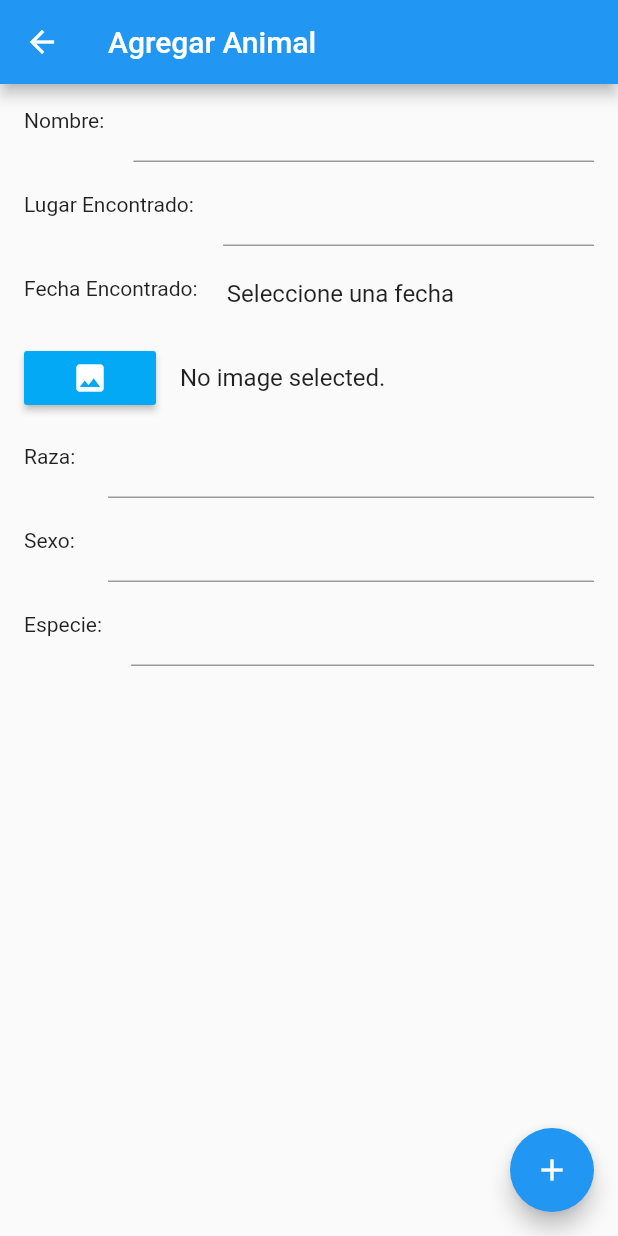
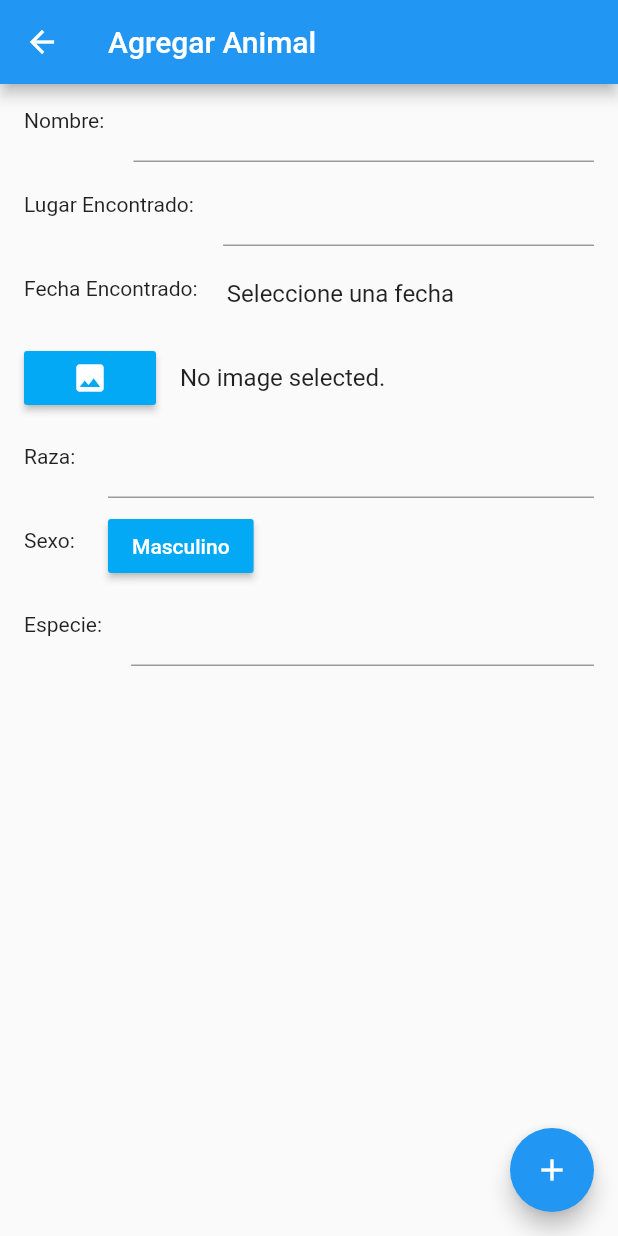
Before and after one commit to MateSape/Bicheros-FrontMobile, a Flutter app: the AddAnimalPage screen opened directly, on a phone screen of 412 x 824 dp. Run offline on Flutter 3.47's test engine with Material 2 defaults, Android fonts, the phone set to English and light mode, and no system bars; our stand-ins replace dio, flutter_spinkit, image_picker; network calls fail.

```diff
--- a/lib/AddAnimalPage.dart
+++ b/lib/AddAnimalPage.dart
@@ -5,7 +5,7 @@ import 'package:image_picker/image_picker.dart';
 import 'package:dio/dio.dart';
 
 BaseOptions options = new BaseOptions(
-  baseUrl: "http:///192.168.100.235:8000/api/",
+  baseUrl: "http:///192.168.0.21:8000/api/",
 
 );
 
@@ -23,7 +23,7 @@ class AddAnimalPageState extends State<AddAnimalPage>{
   DateTime dateFounded;
   var placeFounded = new TextEditingController();
   var species = new TextEditingController();
-  var gender = new TextEditingController();
+  var gender = false;
 
   Future getImage() async {
     var image2 = await ImagePicker.pickImage(source: ImageSource.gallery);
@@ -70,7 +70,24 @@ class AddAnimalPageState extends State<AddAnimalPage>{
           ListTile(leading: Text("Raza: "),
             title: TextField(controller: race,),),
           ListTile(leading: Text("Sexo: "),
-            title: TextField(controller: gender,),),
+            title: Row(
+              children: <Widget>[
+                MaterialButton(
+                  onPressed: () {
+                    setState(() {
+                      gender = !gender;
+                    });
+                  },
+                  child: gender == false
+                      ? Text(
+                    "Masculino",
+                    style: TextStyle(color: Colors.white),
+                  )
+                      : Text("Femenino", style: TextStyle(color: Colors.white)),
+                  color: gender == false ? Colors.lightBlue : Colors.redAccent,
+                ),
+              ],
+            ),),
           ListTile(leading: Text("Especie: "),
             title: TextField(controller: species,),),
         ],
@@ -81,9 +98,9 @@ class AddAnimalPageState extends State<AddAnimalPage>{
           "race": race.text,
           "date_founded": "2019-06-03",
           "place_founded": placeFounded.text,
-          "photo": UploadFileInfo(image, image.path),
+          "photo": image == null ? null : UploadFileInfo(image, image.path),
           "species": species.text,
-          "gender": 1,
+          "gender": gender == false ? 0 : 1,
         });
         print(formData);
         dio.post("animals/", data: formData,
```
Also changed, not shown: lib/detail_page.dart (+32 -7 lines), lib/home_page.dart (+36 -7 lines).
